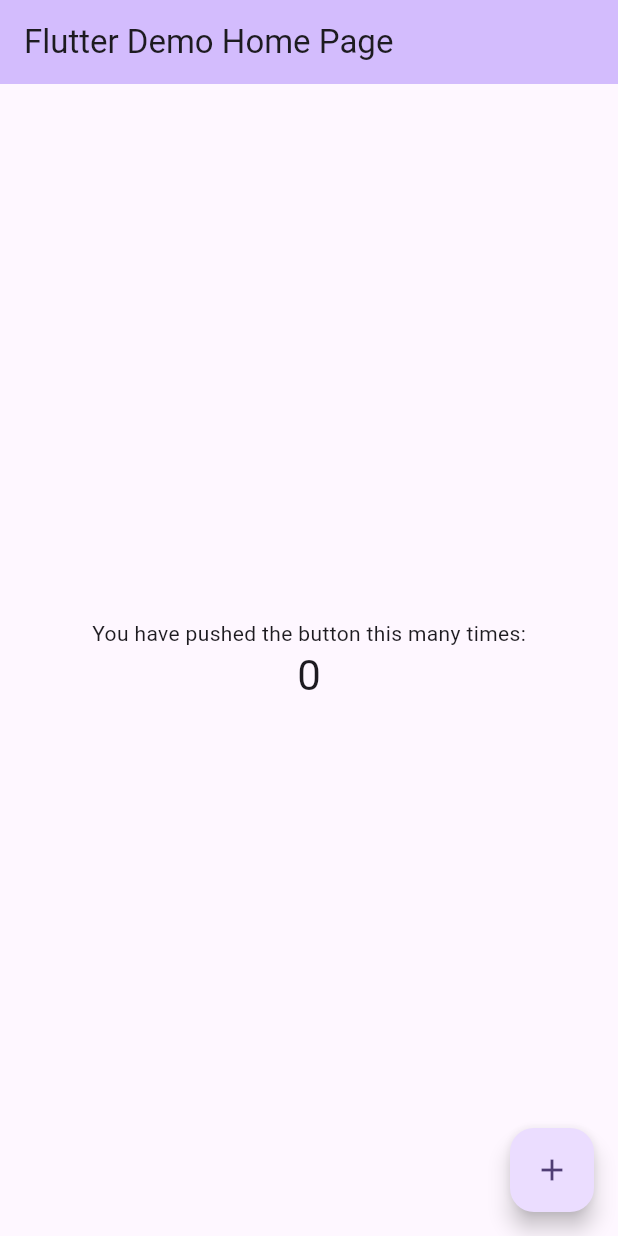
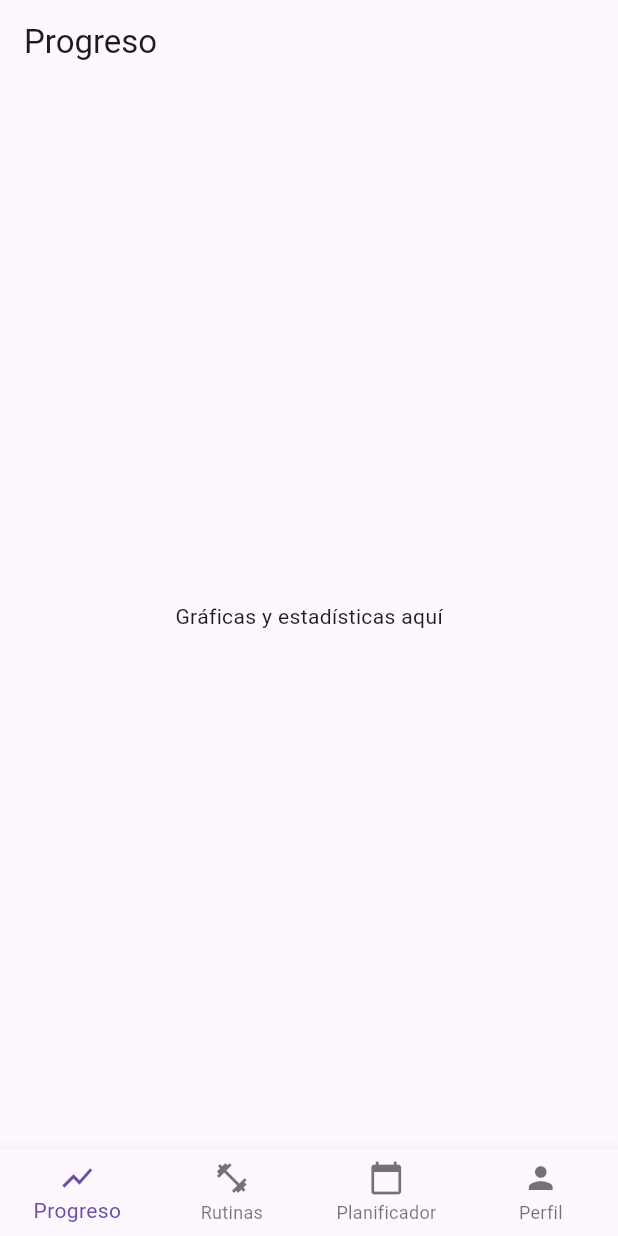
Before and after one commit to Eddie2704/Proyecto_Final, a Flutter app: the screen it shows after launch, on a phone screen of 412 x 824 dp. Run offline on Flutter 3.47's test engine with Material 3 defaults, Android fonts, the phone set to English and light mode, and no system bars; our stand-ins replace cloud_firestore, firebase_core; accounts and stored records are empty.

Commit message:
creacion apartado de las pantallas

```diff
--- a/trainathomeapp/lib/main.dart
+++ b/trainathomeapp/lib/main.dart
@@ -1,122 +1,84 @@
 import 'package:flutter/material.dart';
+import 'package:firebase_core/firebase_core.dart';
+import 'package:trainathomeapp/views/home_page.dart';
+import 'package:trainathomeapp/views/journal_display.dart';
+import 'package:trainathomeapp/views/profile_screen.dart';
+import 'package:trainathomeapp/views/progress_screen.dart';
+import 'firebase_options.dart';
 
-void main() {
-  runApp(const MyApp());
+void main() async {
+  // Initializar Firebase
+  WidgetsFlutterBinding.ensureInitialized();
+await Firebase.initializeApp(
+  options: DefaultFirebaseOptions.currentPlatform,
+);
+  runApp(MyApp());
 }
 
 class MyApp extends StatelessWidget {
-  const MyApp({super.key});
-
-  // This widget is the root of your application.
   @override
   Widget build(BuildContext context) {
     return MaterialApp(
-      title: 'Flutter Demo',
-      theme: ThemeData(
-        // This is the theme of your application.
-        //
-        // TRY THIS: Try running your application with "flutter run". You'll see
-        // the application has a purple toolbar. Then, without quitting the app,
-        // try changing the seedColor in the colorScheme below to Colors.green
-        // and then invoke "hot reload" (save your changes or press the "hot
-        // reload" button in a Flutter-supported IDE, or press "r" if you used
-        // the command line to start the app).
-        //
-        // Notice that the counter didn't reset back to zero; the application
-        // state is not lost during the reload. To reset the state, use hot
-        // restart instead.
-        //
-        // This works for code too, not just values: Most code changes can be
-        // tested with just a hot reload.
-        colorScheme: ColorScheme.fromSeed(seedColor: Colors.deepPurple),
-      ),
-      home: const MyHomePage(title: 'Flutter Demo Home Page'),
+      title: 'TrainAtHome',
+      //home: MainPage(),
+      initialRoute: '/',
+      routes: {
+        '/': (context) => HomePage(),
+        '/routineDetail': (_) => RoutineDetailScreen(),
+        '/timer': (_) => TimerScreen(),
+        '/createRoutine': (_) => CreateRoutineScreen(),
+        '/progress': (_) => ProgressScreen(),
+        '/profile': (_) => ProfileScreen(),
+        '/journal': (_) => JournalDisplay(),
+      },
     );
   }
 }
 
-class MyHomePage extends StatefulWidget {
-  const MyHomePage({super.key, required this.title});
 
-  // This widget is the home page of your application. It is stateful, meaning
-  // that it has a State object (defined below) that contains fields that affect
-  // how it looks.
 
-  // This class is the configuration for the state. It holds the values (in this
-  // case the title) provided by the parent (in this case the App widget) and
-  // used by the build method of the State. Fields in a Widget subclass are
-  // always marked "final".
 
-  final String title;
-
-  @override
-  State<MyHomePage> createState() => _MyHomePageState();
-}
-
-class _MyHomePageState extends State<MyHomePage> {
-  int _counter = 0;
-
-  void _incrementCounter() {
-    setState(() {
-      // This call to setState tells the Flutter framework that something has
-      // changed in this State, which causes it to rerun the build method below
-      // so that the display can reflect the updated values. If we changed
-      // _counter without calling setState(), then the build method would not be
-      // called again, and so nothing would appear to happen.
-      _counter++;
-    });
-  }
-
+// Detalle de Rutina
+class RoutineDetailScreen extends StatelessWidget {
   @override
   Widget build(BuildContext context) {
-    // This method is rerun every time setState is called, for instance as done
-    // by the _incrementCounter method above.
-    //
-    // The Flutter framework has been optimized to make rerunning build methods
-    // fast, so that you can just rebuild anything that needs updating rather
-    // than having to individually change instances of widgets.
     return Scaffold(
-      appBar: AppBar(
-        // TRY THIS: Try changing the color here to a specific color (to
-        // Colors.amber, perhaps?) and trigger a hot reload to see the AppBar
-        // change color while the other colors stay the same.
-        backgroundColor: Theme.of(context).colorScheme.inversePrimary,
-        // Here we take the value from the MyHomePage object that was created by
-        // the App.build method, and use it to set our appbar title.
-        title: Text(widget.title),
-      ),
+      appBar: AppBar(title: Text('Detalle de Rutina')),
       body: Center(
-        // Center is a layout widget. It takes a single child and positions it
-        // in the middle of the parent.
         child: Column(
-          // Column is also a layout widget. It takes a list of children and
-          // arranges them vertically. By default, it sizes itself to fit its
-          // children horizontally, and tries to be as tall as its parent.
-          //
-          // Column has various properties to control how it sizes itself and
-          // how it positions its children. Here we use mainAxisAlignment to
-          // center the children vertically; the main axis here is the vertical
-          // axis because Columns are vertical (the cross axis would be
-          // horizontal).
-          //
-          // TRY THIS: Invoke "debug painting" (choose the "Toggle Debug Paint"
-          // action in the IDE, or press "p" in the console), to see the
-          // wireframe for each widget.
           mainAxisAlignment: MainAxisAlignment.center,
-          children: <Widget>[
-            const Text('You have pushed the button this many times:'),
-            Text(
-              '$_counter',
-              style: Theme.of(context).textTheme.headlineMedium,
+          children: [
+            Text('Ejercicios de la rutina'),
+            SizedBox(height: 20),
+            ElevatedButton(
+              onPressed: () => Navigator.pushNamed(context, '/timer'),
+              child: Text('Iniciar Temporizador'),
             ),
           ],
         ),
       ),
-      floatingActionButton: FloatingActionButton(
-        onPressed: _incrementCounter,
-        tooltip: 'Increment',
-        child: const Icon(Icons.add),
-      ), // This trailing comma makes auto-formatting nicer for build methods.
     );
   }
 }
+
+// Temporizador / Cronómetro
+class TimerScreen extends StatelessWidget {
+  @override
+  Widget build(BuildContext context) {
+    return Scaffold(
+      appBar: AppBar(title: Text('Temporizador')),
+      body: Center(child: Text('Aquí va el temporizador / cronómetro')),
+    );
+  }
+}
+
+// Crear Nueva Rutina
+class CreateRoutineScreen extends StatelessWidget {
+  @override
+  Widget build(BuildContext context) {
+    return Scaffold(
+      appBar: AppBar(title: Text('Crear Rutina')),
+      body: Center(child: Text('Formulario para crear rutina')),
+    );
+  }
+}
--- a/trainathomeapp/lib/views/home_page.dart
+++ b/trainathomeapp/lib/views/home_page.dart
@@ -1,10 +1,45 @@
 import 'package:flutter/material.dart';
+import 'package:trainathomeapp/views/profile_screen.dart';
+import 'package:trainathomeapp/views/progress_screen.dart';
+import 'package:trainathomeapp/views/routines_screens.dart';
+import 'package:trainathomeapp/views/journal_display.dart';
 
-class HomePage extends StatelessWidget {
+class HomePage extends StatefulWidget {
   const HomePage({super.key});
 
   @override
+  _HomePageState createState() => _HomePageState();
+}
+
+class _HomePageState extends State<HomePage> {
+  int _currentIndex = 0;
+
+  final List<Widget> _screens = [
+    ProgressScreen(),
+    RoutinesScreen(),
+    JournalDisplay(),
+    ProfileScreen(),
+  ];
+
+  @override
   Widget build(BuildContext context) {
-    return Container();
+    return Scaffold(
+      body: _screens[_currentIndex],
+        bottomNavigationBar: BottomNavigationBar(
+        currentIndex: _currentIndex,
+        type: BottomNavigationBarType.fixed,
+        items: [
+          BottomNavigationBarItem(icon: Icon(Icons.show_chart), label: 'Progreso'),
+          BottomNavigationBarItem(icon: Icon(Icons.fitness_center), label: 'Rutinas'),
+          BottomNavigationBarItem(icon: Icon(Icons.calendar_today), label: 'Planificador'),
+          BottomNavigationBarItem(icon: Icon(Icons.person), label: 'Perfil'),
+        ],
+        onTap: (index) {
+          setState(() {
+            _currentIndex = index;
+          });
+        },
+      ),
+    );
   }
 }
--- /dev/null
+++ b/trainathomeapp/lib/views/journal_display.dart
@@ -0,0 +1,13 @@
+import 'package:flutter/material.dart';
+
+class JournalDisplay extends StatelessWidget {
+  const JournalDisplay({super.key});
+
+  @override
+  Widget build(BuildContext context) {
+    return Scaffold(
+      appBar: AppBar(title: Text('Planificador')),
+      body: Center(child: Text('Calendario semanal aquí')),
+    );
+  }
+}
--- /dev/null
+++ b/trainathomeapp/lib/views/profile_screen.dart
@@ -0,0 +1,14 @@
+// Perfil y Ajustes
+import 'package:flutter/material.dart';
+
+class ProfileScreen extends StatelessWidget {
+  const ProfileScreen({super.key});
+
+  @override
+  Widget build(BuildContext context) {
+    return Scaffold(
+      appBar: AppBar(title: Text('Perfil')),
+      body: Center(child: Text('Configuraciones y perfil de usuario')),
+    );
+  }
+}
--- /dev/null
+++ b/trainathomeapp/lib/views/progress_screen.dart
@@ -0,0 +1,12 @@
+// Seguimiento de Progreso
+import 'package:flutter/material.dart';
+
+class ProgressScreen extends StatelessWidget {
+  @override
+  Widget build(BuildContext context) {
+    return Scaffold(
+      appBar: AppBar(title: Text('Progreso')),
+      body: Center(child: Text('Gráficas y estadísticas aquí')),
+    );
+  }
+}
--- a/trainathomeapp/pubspec.yaml
+++ b/trainathomeapp/pubspec.yaml
@@ -36,6 +36,7 @@ dependencies:
   cupertino_icons: ^1.0.8
   cloud_firestore: ^5.6.6
   firebase_auth: ^5.5.2
+  firebase_core: ^3.13.0
 
 dev_dependencies:
   flutter_test:
```
Also changed, not shown: trainathomeapp/lib/views/routines_screens.dart (added, +18 -0 lines), trainathomeapp/pubspec.lock, 2 other files.
